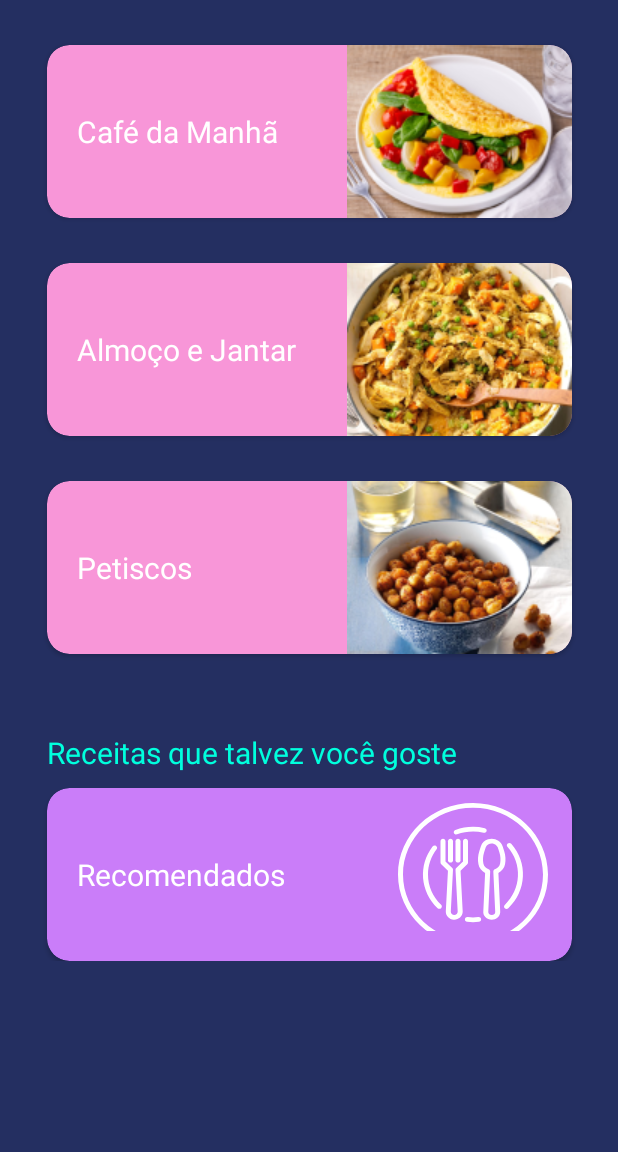
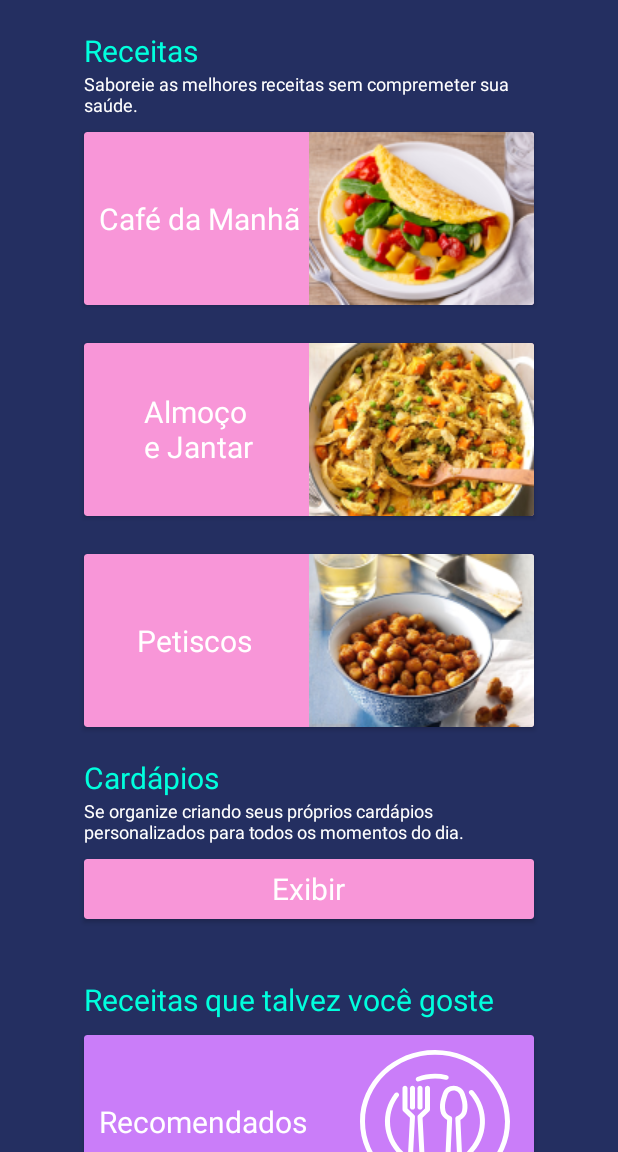
Before and after one commit to JeffMeneses/SugarFree, an Android app: the screen it shows after launch (MainActivity), on a phone screen of 412 x 824 dp, the part 84-1236 px from its top. Run offline under Robolectric (Android 15) with nearby library versions, the phone set to English and light mode, and no system bars.

Commit message:
[APP] Fixing MainActivity

```diff
--- a/APP/app/src/main/java/com/example/sugarfree/MainActivity.java
+++ b/APP/app/src/main/java/com/example/sugarfree/MainActivity.java
@@ -119,4 +119,9 @@ public class MainActivity extends AppCompatActivity implements NavigationView.On
         drawer.closeDrawer(GravityCompat.START);
         return true;
     }
+
+    public void onClickRecipeMenu(View v)
+    {
+        startActivity(new Intent(mContext, FoodMenuActivity.class));
+    }
 }
--- a/APP/app/src/main/res/layout/activity_main.xml
+++ b/APP/app/src/main/res/layout/activity_main.xml
@@ -14,7 +14,9 @@
 
     <ScrollView
         android:layout_width="match_parent"
-        android:layout_height="match_parent">
+        android:layout_height="match_parent"
+        android:paddingBottom="20dp"
+        android:clipToPadding="false">
 
         <androidx.constraintlayout.widget.ConstraintLayout
             android:layout_width="match_parent"
@@ -43,17 +45,42 @@
 
             </LinearLayout>
 
+            <TextView
+                android:id="@+id/txtReceitas"
+                android:layout_width="300dp"
+                android:layout_height="wrap_content"
+                android:layout_marginTop="20dp"
+                android:fontFamily="@font/cloud"
+                android:text="Receitas"
+                android:textColor="@color/lightBlue"
+                android:textSize="20sp"
+                app:layout_constraintEnd_toEndOf="parent"
+                app:layout_constraintStart_toStartOf="parent"
+                app:layout_constraintTop_toBottomOf="@+id/cima" />
+
+            <TextView
+                android:id="@+id/txtReceitasDesc"
+                android:layout_width="300dp"
+                android:layout_height="wrap_content"
+                android:fontFamily="@font/cloud"
+                android:text="Saboreie as melhores receitas sem compremeter sua saúde."
+                android:textColor="@color/white"
+                android:textSize="12sp"
+                app:layout_constraintEnd_toEndOf="parent"
+                app:layout_constraintStart_toStartOf="parent"
+                app:layout_constraintTop_toBottomOf="@+id/txtReceitas" />
+
             <androidx.cardview.widget.CardView
                 android:id="@+id/card1"
-                android:layout_width="350dp"
+                android:layout_width="300dp"
                 android:layout_height="115dp"
-                android:layout_marginTop="30dp"
+                android:layout_marginTop="10dp"
                 app:cardBackgroundColor="@color/lightPink"
-                app:cardCornerRadius="15dp"
+                android:elevation="3dp"
                 android:onClick="onClickBreakfast"
                 app:layout_constraintEnd_toEndOf="parent"
                 app:layout_constraintStart_toStartOf="parent"
-                app:layout_constraintTop_toBottomOf="@+id/cima">
+                app:layout_constraintTop_toBottomOf="@+id/txtReceitasDesc">
 
                 <RelativeLayout
                     android:layout_width="match_parent"
@@ -64,7 +91,7 @@
                         android:layout_width="wrap_content"
                         android:layout_height="wrap_content"
                         android:layout_centerVertical="true"
-                        android:layout_marginLeft="20dp"
+                        android:layout_marginLeft="10dp"
                         android:fontFamily="@font/cloud"
                         android:text="Café da Manhã"
                         android:textColor="@color/white"
@@ -81,11 +108,10 @@
 
             <androidx.cardview.widget.CardView
                 android:id="@+id/card2"
-                android:layout_width="350dp"
+                android:layout_width="300dp"
                 android:layout_height="115dp"
-                android:layout_marginTop="30dp"
+                android:layout_marginTop="25dp"
                 app:cardBackgroundColor="@color/lightPink"
-                app:cardCornerRadius="15dp"
                 android:onClick="onClickLunchDinner"
                 app:layout_constraintEnd_toEndOf="parent"
                 app:layout_constraintStart_toStartOf="parent"
@@ -100,9 +126,9 @@
                         android:layout_width="wrap_content"
                         android:layout_height="wrap_content"
                         android:layout_centerVertical="true"
-                        android:layout_marginLeft="20dp"
+                        android:layout_marginLeft="40dp"
                         android:fontFamily="@font/cloud"
-                        android:text="Almoço e Jantar"
+                        android:text="Almoço\ne Jantar"
                         android:textColor="@color/white"
                         android:textSize="20sp" />
 
@@ -117,11 +143,10 @@
 
             <androidx.cardview.widget.CardView
                 android:id="@+id/card3"
-                android:layout_width="350dp"
+                android:layout_width="300dp"
                 android:layout_height="115dp"
-                android:layout_marginTop="30dp"
+                android:layout_marginTop="25dp"
                 app:cardBackgroundColor="@color/lightPink"
-                app:cardCornerRadius="15dp"
                 android:onClick="onClickSnacks"
                 app:layout_constraintEnd_toEndOf="parent"
                 app:layout_constraintStart_toStartOf="parent"
@@ -136,7 +161,7 @@
                         android:layout_width="wrap_content"
                         android:layout_height="wrap_content"
                         android:layout_centerVertical="true"
-                        android:layout_marginLeft="20dp"
+                        android:layout_marginLeft="35dp"
                         android:fontFamily="@font/cloud"
                         android:text="Petiscos"
                         android:textColor="@color/white"
@@ -152,26 +177,78 @@
             </androidx.cardview.widget.CardView>
 
             <TextView
+                android:id="@+id/txtCardapios"
+                android:layout_width="300dp"
+                android:layout_height="wrap_content"
+                android:layout_marginTop="20dp"
+                android:fontFamily="@font/cloud"
+                android:text="Cardápios"
+                android:textColor="@color/lightBlue"
+                android:textSize="20sp"
+                app:layout_constraintEnd_toEndOf="parent"
+                app:layout_constraintStart_toStartOf="parent"
+                app:layout_constraintTop_toBottomOf="@+id/card3" />
+
+            <TextView
+                android:id="@+id/txtCardapiosDesc"
+                android:layout_width="300dp"
+                android:layout_height="wrap_content"
+                android:fontFamily="@font/cloud"
+                android:text="Se organize criando seus próprios cardápios personalizados para todos os momentos do dia."
+                android:textColor="@color/white"
+                android:textSize="12sp"
+                app:layout_constraintEnd_toEndOf="parent"
+                app:layout_constraintStart_toStartOf="parent"
+                app:layout_constraintTop_toBottomOf="@+id/txtCardapios" />
+
+            <androidx.cardview.widget.CardView
+                android:id="@+id/cardCardapio"
+                android:layout_width="300dp"
+                android:layout_height="40dp"
+                android:layout_marginTop="10dp"
+                app:cardBackgroundColor="@color/lightPink"
+                android:onClick="onClickRecipeMenu"
+                app:layout_constraintEnd_toEndOf="parent"
+                app:layout_constraintStart_toStartOf="parent"
+                app:layout_constraintTop_toBottomOf="@+id/txtCardapiosDesc">
+
+                <RelativeLayout
+                    android:layout_width="match_parent"
+                    android:layout_height="match_parent">
+
+                    <TextView
+                        android:layout_width="wrap_content"
+                        android:layout_height="wrap_content"
+                        android:layout_centerVertical="true"
+                        android:layout_centerHorizontal="true"
+                        android:layout_marginLeft="35dp"
+                        android:fontFamily="@font/cloud"
+                        android:text="Exibir"
+                        android:textColor="@color/white"
+                        android:textSize="20sp" />
+                </RelativeLayout>
+
+            </androidx.cardview.widget.CardView>
+
+            <TextView
                 android:id="@+id/txtRecommended"
-                android:layout_width="wrap_content"
+                android:layout_width="300dp"
                 android:layout_height="wrap_content"
-                android:layout_marginTop="52dp"
+                android:layout_marginTop="40dp"
                 android:fontFamily="@font/cloud"
                 android:text="Receitas que talvez você goste"
                 android:textColor="@color/lightBlue"
                 android:textSize="20sp"
                 app:layout_constraintEnd_toEndOf="parent"
-                app:layout_constraintHorizontal_bias="0.226"
                 app:layout_constraintStart_toStartOf="parent"
-                app:layout_constraintTop_toBottomOf="@+id/card3" />
+                app:layout_constraintTop_toBottomOf="@+id/cardCardapio" />
 
             <androidx.cardview.widget.CardView
                 android:id="@+id/card4"
-                android:layout_width="350dp"
+                android:layout_width="300dp"
                 android:layout_height="115dp"
                 android:layout_marginTop="10dp"
                 app:cardBackgroundColor="@color/lightPurple"
-                app:cardCornerRadius="15dp"
                 android:onClick="onClickRecommended"
                 app:layout_constraintEnd_toEndOf="parent"
                 app:layout_constraintStart_toStartOf="parent"
@@ -187,7 +264,7 @@
                         android:layout_width="wrap_content"
                         android:layout_height="wrap_content"
                         android:layout_centerVertical="true"
-                        android:layout_marginLeft="20dp"
+                        android:layout_marginLeft="10dp"
                         android:fontFamily="@font/cloud"
                         android:text="Recomendados"
                         android:textColor="@color/white"
--- a/APP/app/src/main/res/values/strings.xml
+++ b/APP/app/src/main/res/values/strings.xml
@@ -6,24 +6,24 @@
 
     <!-- Welcome Activity -->
     <string name="sugarFree">SugarFree</string>
-    <string name="welcomeText">Join our community and be aware of delicious food recipes for people with Diabetes and create your own menus.</string>
-    <string name="login">LOGIN</string>
-    <string name="register">REGISTER</string>
+    <string name="welcomeText">Junte-se à nossa comunidade e fique por dentro das deliciosas receitas de comidas para pessoas com Diabetes e crie seus próprios cardápios.</string>
+    <string name="login">ENTRAR</string>
+    <string name="register">CADASTRAR</string>
 
     <!-- Login Activity -->
     <string name="signIn">Sign In</string>
-    <string name="loginTitle">Login to \nyour account</string>
+    <string name="loginTitle">Entre na\n sua conta</string>
     <string name="createAccount">Don\'t have an account yet? Sign Up</string>
-    <string name="password">Password</string>
-    <string name="username">Username</string>
+    <string name="password">Senha</string>
+    <string name="username">Usuário</string>
     <string name="rememberMe">Remember me</string>
 
     <!-- Create Account Activity -->
-    <string name="registerTitle">Create \nYour account</string>
+    <string name="registerTitle">Crie \nsua conta</string>
     <string name="email">E-mail</string>
-    <string name="name">Name</string>
-    <string name="confirmPassword">Confirm Password</string>
-    <string name="confirm">CONFIRM</string>
+    <string name="name">Nome</string>
+    <string name="confirmPassword">Confirmar senha</string>
+    <string name="confirm">Confirmar</string>
 
 
     <!-- Details Activity -->
```
